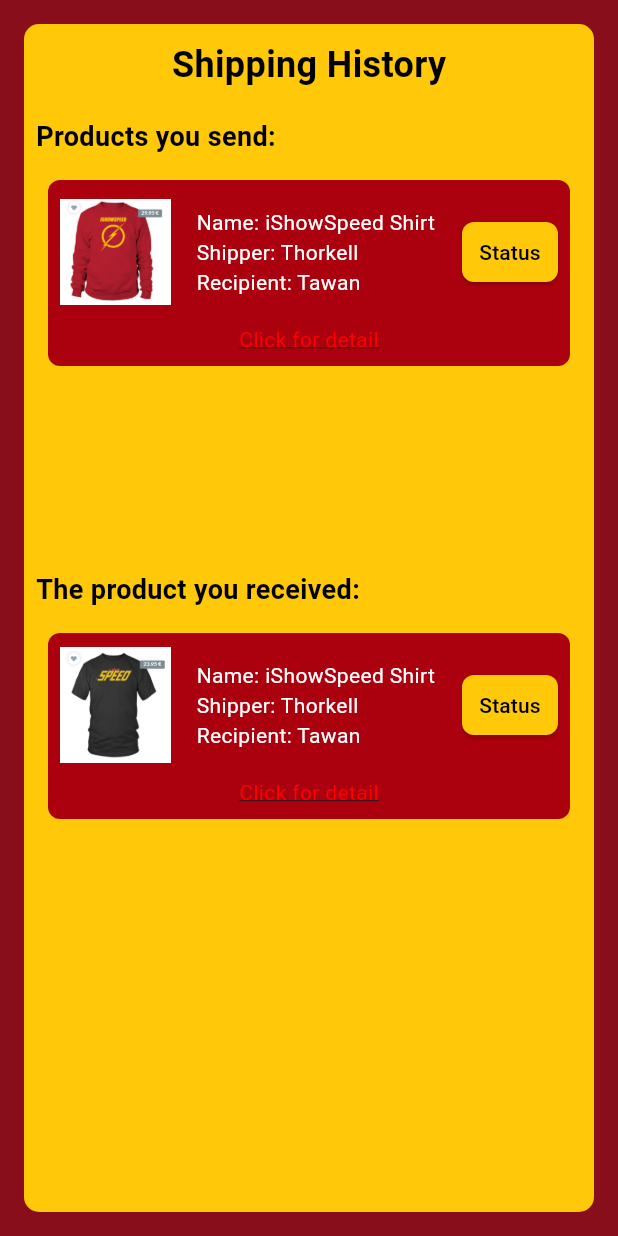
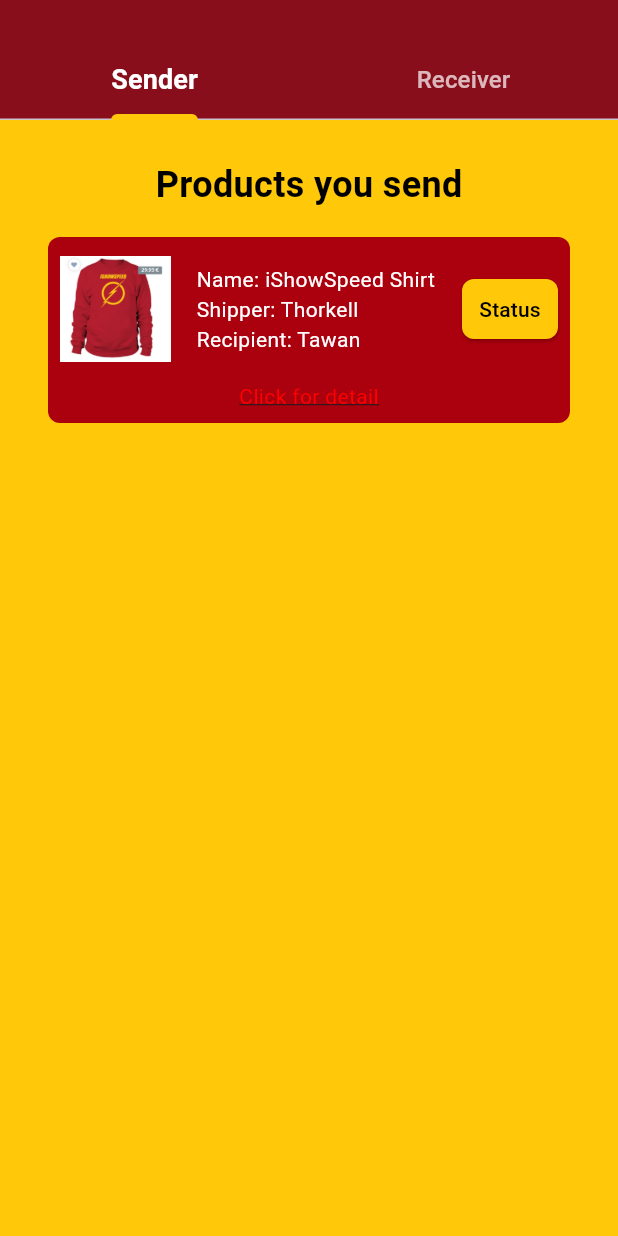
Before and after one commit to Pachara004/IshowSpeed, a Flutter app: the UserHistoryPage screen opened directly, on a phone screen of 412 x 824 dp. Run offline on Flutter 3.47's test engine with Material 3 defaults, Android fonts, the phone set to English and light mode, and no system bars; our stand-ins replace cloud_firestore, firebase_auth, firebase_core, firebase_storage, flutter_map, image_cropper and 3 more; accounts and stored records are empty.

Commit message:
Update history.dart

```diff
--- a/ishowspeed/lib/pages/User/history.dart
+++ b/ishowspeed/lib/pages/User/history.dart
@@ -7,40 +7,87 @@
   _UserHistoryPageState createState() => _UserHistoryPageState();
 }
 
-class _UserHistoryPageState extends State<UserHistoryPage> {
-  User? _currentUser; // เก็บผู้ใช้ปัจจุบัน
+class _UserHistoryPageState extends State<UserHistoryPage> with SingleTickerProviderStateMixin {
+  User? _currentUser;
+  late TabController _tabController;
 
   @override
   void initState() {
     super.initState();
+
+    _tabController = TabController(length: 2, vsync: this); // ใช้ vsync: this
+
     // ฟังการเปลี่ยนแปลงสถานะการยืนยันตัวตน
     FirebaseAuth.instance.authStateChanges().listen((User? user) {
       setState(() {
-        _currentUser = user; // อัปเดตสถานะผู้ใช้ปัจจุบัน
+        _currentUser = user;
       });
     });
   }
 
   @override
+  void dispose() {
+    _tabController.dispose(); // กำจัด _tabController เมื่อปิดหน้า
+    super.dispose();
+  }
+
+  @override
   Widget build(BuildContext context) {
-    return Scaffold(
-      body: UserDashboard(),
+    return DefaultTabController(
+      length: 2, // จำนวนแท็บ
+      child: Scaffold(
+        appBar: PreferredSize(
+          preferredSize: const Size.fromHeight(80.0),
+          child: AppBar(
+            backgroundColor: const Color(0xFF890E1C),
+            title: const Text(''),
+            automaticallyImplyLeading: false,
+            bottom: TabBar(
+              controller: _tabController, // ใช้ _tabController
+              indicatorColor: const Color(0xFFFFC809),
+              indicatorWeight: 4.0,
+              labelColor: Colors.white,
+              unselectedLabelColor: Colors.white70,
+              labelStyle: const TextStyle(
+                fontSize: 18,
+                fontWeight: FontWeight.bold,
+              ),
+              unselectedLabelStyle: const TextStyle(
+                fontSize: 16,
+              ),
+              tabs: const [
+                Tab(
+                  text: 'Sender',
+                ),
+                Tab(
+                  text: 'Receiver',
+                ),
+              ],
+            ),
+          ),
+        ),
+        body: TabBarView(
+          controller: _tabController, // ใช้ _tabController
+          children: [
+            _buildProductList('Products you send', 'red_shirt.png', 'Thorkell', 'Tawan'),
+            _buildProductList('The product you received', 'black_shirt.png', 'Thorkell', 'Tawan'),
+          ],
+        ),
+      ),
     );
   }
-}
 
-class UserDashboard extends StatelessWidget {
-  @override
-  Widget build(BuildContext context) {
+  // ฟังก์ชันสำหรับสร้างรายการสินค้า
+  Widget _buildProductList(String title, String imageUrl, String shipper, String recipient) {
     return Container(
-      color: const Color(0xFF890E1C), // Set background color to maroon
+      color: const Color(0xFFFFC809), // Yellow background
       child: Column(
         children: [
           Expanded(
             child: Container(
               margin: const EdgeInsets.all(16),
               decoration: BoxDecoration(
-                color: const Color(0xFFFFC809), // Yellow background
+                color: const Color(0xFFFFC809),
                 borderRadius: BorderRadius.circular(10),
               ),
               child: Column(
@@ -48,10 +95,10 @@
                 children: [
                   Container(
                     padding: const EdgeInsets.symmetric(vertical: 10),
-                    child: const Center(
+                    child: Center(
                       child: Text(
-                        'Shipping History',
-                        style: TextStyle(
+                        title,
+                        style: const TextStyle(
                           fontSize: 24,
                           fontWeight: FontWeight.bold,
                           color: Colors.black,
@@ -64,40 +111,11 @@
                       child: Column(
                         crossAxisAlignment: CrossAxisAlignment.start,
                         children: [
-                          const Padding(
-                            padding: EdgeInsets.all(8.0),
-                            child: Text(
-                              'Products you send:',
-                              style: TextStyle(
-                                fontSize: 18,
-                                fontWeight: FontWeight.w600,
-                                color: Colors.black,
-                              ),
-                            ),
-                          ),
                           ProductItem(
                             name: 'iShowSpeed Shirt',
-                            shipper: 'Thorkell',
-                            recipient: 'Tawan',
-                            imageUrl: 'assets/images/red_shirt.png',
-                          ),
-                          const SizedBox(height: 120),
-                          const Padding(
-                            padding: EdgeInsets.all(8.0),
-                            child: Text(
-                              'The product you received:',
-                              style: TextStyle(
-                                fontSize: 18,
-                                fontWeight: FontWeight.w600,
-                                color: Colors.black,
-                              ),
-                            ),
-                          ),
-                          ProductItem(
-                            name: 'iShowSpeed Shirt',
-                            shipper: 'Thorkell',
-                            recipient: 'Tawan',
-                            imageUrl: 'assets/images/black_shirt.png',
+                            shipper: shipper,
+                            recipient: recipient,
+                            imageUrl: 'assets/images/$imageUrl',
                           ),
                         ],
                       ),
@@ -112,7 +130,7 @@
     );
   }
 
-  // ProductItem widget ที่อยู่ภายใน UserDashboard
+  // ProductItem widget
   Widget ProductItem({
     required String name,
     required String shipper,
@@ -126,7 +144,7 @@
         borderRadius: BorderRadius.circular(8),
       ),
       child: Column(
-        crossAxisAlignment: CrossAxisAlignment.start, // จัดตำแหน่งให้ชิดซ้าย
+        crossAxisAlignment: CrossAxisAlignment.start,
         children: [
           Row(
             children: [
@@ -179,19 +197,18 @@
               ),
             ],
           ),
-          // เพิ่มข้อความ Click for detail
-          Center( // ใช้ Center เพื่อจัดตำแหน่งข้อความให้อยู่ตรงกลาง
+          Center(
             child: Padding(
-              padding: const EdgeInsets.only(bottom: 8), // เพิ่ม Padding ให้กับข้อความ
+              padding: const EdgeInsets.only(bottom: 8),
               child: GestureDetector(
                 onTap: () {
-                  // ใส่ฟังก์ชันที่ต้องการให้เกิดเมื่อคลิกที่ข้อความนี้
+                  // ใส่ฟังก์ชันที่ต้องการเมื่อคลิกที่ข้อความ
                 },
                 child: const Text(
                   'Click for detail',
                   style: TextStyle(
                     color: Color.fromARGB(255, 255, 0, 0),
-                    decoration: TextDecoration.underline, // ขีดเส้นใต้
+                    decoration: TextDecoration.underline,
                   ),
                 ),
               ),
```
